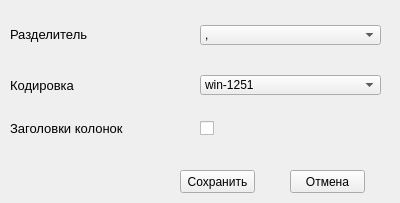
futures-dev/CsvReader, file GUI/SettingsWindow_Ui/SettingsWindow.ui: the form before one commit.
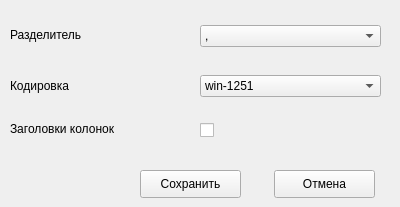
The form after the commit.

Commit message: resized layout, added cancel to fiter

```diff
--- a/GUI/SettingsWindow_Ui/SettingsWindow.ui
+++ b/GUI/SettingsWindow_Ui/SettingsWindow.ui
@@ -7,7 +7,7 @@
     <x>0</x>
     <y>0</y>
     <width>400</width>
-    <height>203</height>
+    <height>207</height>
    </rect>
   </property>
   <property name="windowTitle">
@@ -22,7 +22,7 @@
      <x>200</x>
      <y>25</y>
      <width>181</width>
-     <height>20</height>
+     <height>22</height>
     </rect>
    </property>
    <item>
@@ -42,13 +42,13 @@
      <x>10</x>
      <y>26</y>
      <width>181</width>
-     <height>16</height>
+     <height>18</height>
     </rect>
    </property>
    <property name="font">
     <font>
      <family>MS Shell Dlg 2</family>
-     <pointsize>10</pointsize>
+     <pointsize>9</pointsize>
     </font>
    </property>
    <property name="text">
@@ -58,10 +58,10 @@
   <widget class="QPushButton" name="saveButton">
    <property name="geometry">
     <rect>
-     <x>180</x>
+     <x>140</x>
      <y>170</y>
-     <width>75</width>
-     <height>23</height>
+     <width>101</width>
+     <height>28</height>
     </rect>
    </property>
    <property name="text">
@@ -71,10 +71,10 @@
   <widget class="QPushButton" name="exitButton">
    <property name="geometry">
     <rect>
-     <x>290</x>
+     <x>274</x>
      <y>170</y>
-     <width>75</width>
-     <height>23</height>
+     <width>101</width>
+     <height>28</height>
     </rect>
    </property>
    <property name="text">
@@ -87,13 +87,13 @@
      <x>10</x>
      <y>77</y>
      <width>181</width>
-     <height>16</height>
+     <height>18</height>
     </rect>
    </property>
    <property name="font">
     <font>
      <family>MS Shell Dlg 2</family>
-     <pointsize>10</pointsize>
+     <pointsize>9</pointsize>
     </font>
    </property>
    <property name="text">
@@ -109,7 +109,7 @@
      <x>200</x>
      <y>75</y>
      <width>181</width>
-     <height>20</height>
+     <height>22</height>
     </rect>
    </property>
    <item>
@@ -134,13 +134,13 @@
      <x>10</x>
      <y>120</y>
      <width>181</width>
-     <height>16</height>
+     <height>18</height>
     </rect>
    </property>
    <property name="font">
     <font>
      <family>MS Shell Dlg 2</family>
-     <pointsize>10</pointsize>
+     <pointsize>9</pointsize>
     </font>
    </property>
    <property name="text">
@@ -151,9 +151,9 @@
    <property name="geometry">
     <rect>
      <x>200</x>
-     <y>120</y>
-     <width>21</width>
-     <height>17</height>
+     <y>118</y>
+     <width>25</width>
+     <height>25</height>
     </rect>
    </property>
    <property name="text">
```
The commit also changes 5 other files.
